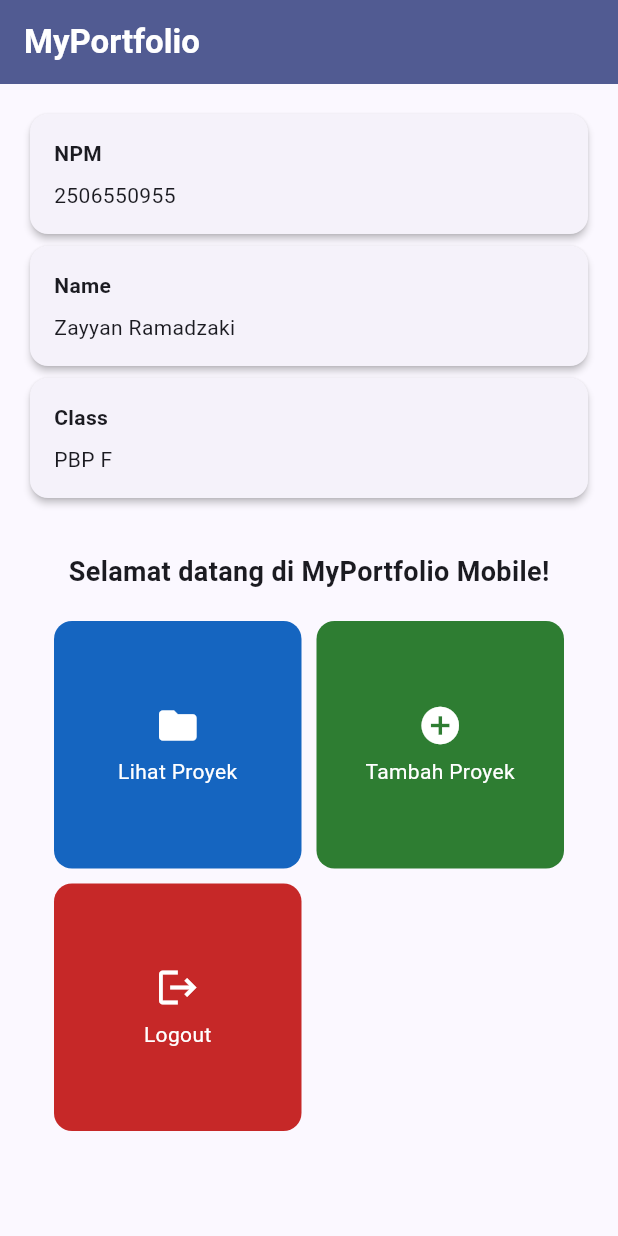
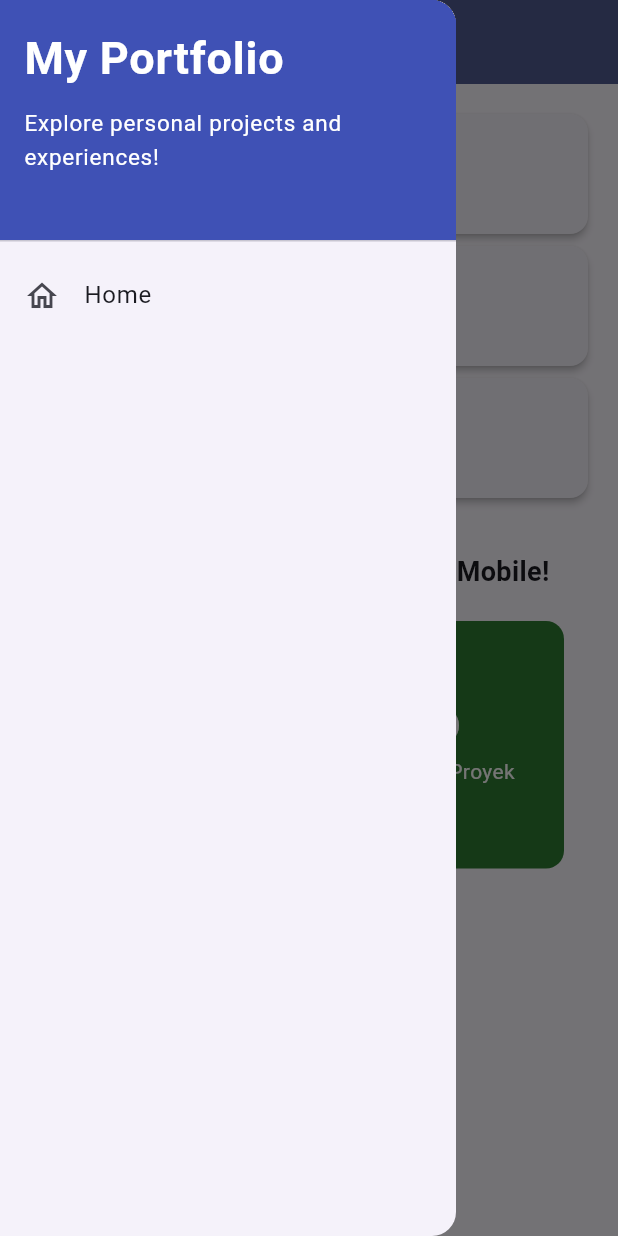
Before and after one commit to zh4ck/myportofolio_mobile, a Flutter app: the screen it shows after launch, with the side drawer open (before the commit the screen has no drawer), on a phone screen of 412 x 824 dp. Run offline on Flutter 3.47's test engine with Material 3 defaults, Android fonts, the phone set to English and light mode, and no system bars; our stand-ins replace material_ui.

Commit message:
feat(tutorial9): add navigation drawer

```diff
--- a/lib/main.dart
+++ b/lib/main.dart
@@ -1,4 +1,4 @@
-import 'package:flutter/material.dart';
+import 'package:material_ui/material_ui.dart';
 import 'package:myportofolio_mobile/menu.dart';
 
 void main() {
--- a/lib/menu.dart
+++ b/lib/menu.dart
@@ -1,4 +1,5 @@
-import 'package:flutter/material.dart';
+import 'package:material_ui/material_ui.dart';
+import 'package:myportofolio_mobile/widgets/left_drawer.dart';
 
 class MyHomePage extends StatelessWidget {
   MyHomePage({super.key});
@@ -22,7 +23,9 @@ class MyHomePage extends StatelessWidget {
           style: TextStyle(color: Colors.white, fontWeight: FontWeight.bold),
         ),
         backgroundColor: Theme.of(context).colorScheme.primary,
+        iconTheme: const IconThemeData(color: Colors.white),
       ),
+      drawer: const LeftDrawer(),
       body: SingleChildScrollView(
         child: Padding(
           padding: const EdgeInsets.all(16.0),
--- /dev/null
+++ b/lib/widgets/left_drawer.dart
@@ -0,0 +1,47 @@
+import 'package:material_ui/material_ui.dart';
+import 'package:myportofolio_mobile/menu.dart';
+
+class LeftDrawer extends StatelessWidget {
+  const LeftDrawer({super.key});
+
+  @override
+  Widget build(BuildContext context) {
+    return Drawer(
+      child: ListView(
+        children: [
+          const DrawerHeader(
+            decoration: BoxDecoration(color: Colors.indigo),
+            child: Column(
+              crossAxisAlignment: CrossAxisAlignment.start,
+              children: [
+                Text(
+                  'My Portfolio',
+                  style: TextStyle(
+                    fontSize: 30,
+                    fontWeight: FontWeight.bold,
+                    color: Colors.white,
+                  ),
+                ),
+                SizedBox(height: 10),
+                Text(
+                  'Explore personal projects and experiences!',
+                  style: TextStyle(fontSize: 15, color: Colors.white),
+                ),
+              ],
+            ),
+          ),
+          ListTile(
+            leading: const Icon(Icons.home_outlined),
+            title: const Text('Home'),
+            onTap: () {
+              Navigator.pushReplacement(
+                context,
+                MaterialPageRoute(builder: (context) => MyHomePage()),
+              );
+            },
+          ),
+        ],
+      ),
+    );
+  }
+}
--- a/pubspec.yaml
+++ b/pubspec.yaml
@@ -34,6 +34,7 @@ dependencies:
   # The following adds the Cupertino Icons font to your application.
   # Use with the CupertinoIcons class for iOS style icons.
   cupertino_icons: ^1.0.8
+  material_ui: ^1.11.1
 
 dev_dependencies:
   flutter_test:
```
Also changed, not shown: pubspec.lock, 1 other file.
